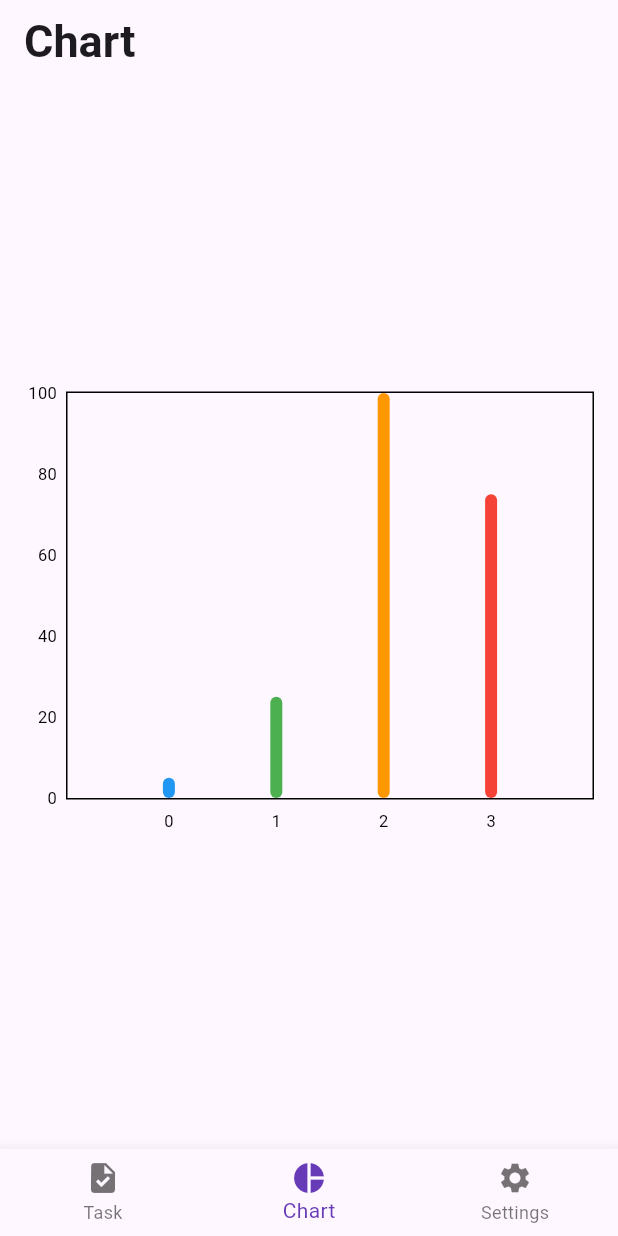
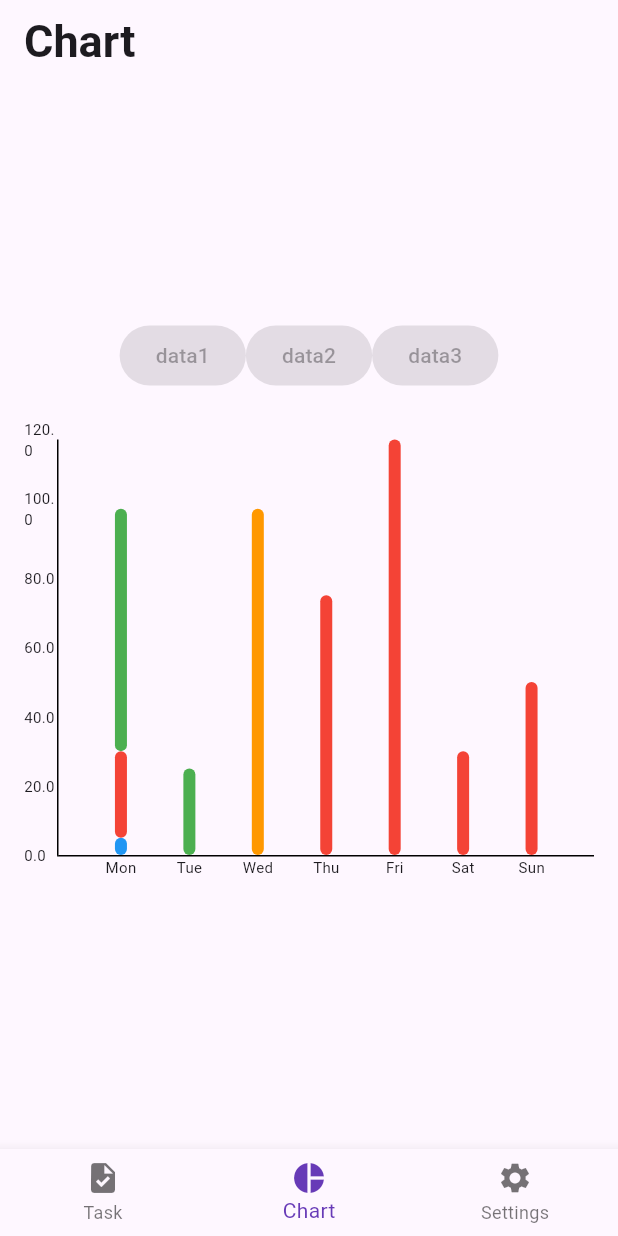
Before and after one commit to liulichen0603/daily-completion, a Flutter app: the screen it shows after launch, item 2 of the bottom bar chosen, on a phone screen of 412 x 824 dp. Run offline on Flutter 3.47's test engine with Material 3 defaults, Android fonts, the light colour scheme and no system bars; drawn by our look-alikes of fl_chart.

Commit message:
update impl for chart tab

```diff
--- /dev/null
+++ b/lib/base/datetime_utils.dart
@@ -0,0 +1,25 @@
+// datetime_utils.dart
+
+class DateTimeUtils {
+  static bool isSameDay(DateTime dt1, DateTime dt2) {
+    return dt1.year == dt2.year && dt1.month == dt2.month && dt1.day == dt2.day;
+  }
+
+  static bool isSameMonth(DateTime dt1, DateTime dt2) {
+    return dt1.year == dt2.year && dt1.month == dt2.month;
+  }
+
+  static bool isSameYear(DateTime dt1, DateTime dt2) {
+    return dt1.year == dt2.year;
+  }
+
+  static bool isSameWeek(DateTime dt1, DateTime dt2) {
+    if (dt1.year != dt2.year) {
+      return false;
+    }
+
+    int weekNumber1 = dt1.difference(DateTime(dt1.year, 1, 1)).inDays ~/ 7;
+    int weekNumber2 = dt2.difference(DateTime(dt2.year, 1, 1)).inDays ~/ 7;
+    return weekNumber1 == weekNumber2;
+  }
+}
--- a/lib/data/task_info.dart
+++ b/lib/data/task_info.dart
@@ -44,6 +44,7 @@ class TaskInfo {
   bool completed;
   String title;
   String description;
+  DateTime createdTime;
   TaskCatagory catagory;
 
   TaskInfo.withId({
@@ -51,12 +52,14 @@ class TaskInfo {
     required this.completed,
     required this.title,
     required this.description,
+    required this.createdTime,
     required this.catagory,
   });
   TaskInfo({
     required this.completed,
     required this.title,
     required this.description,
+    required this.createdTime,
     required this.catagory,
   }) : id = _incId++;
 
@@ -66,6 +69,7 @@ class TaskInfo {
       'completed': completed,
       'title': title,
       'description': description,
+      'createdTime': createdTime.toString(),
       'catagory': catagory.toJson(),
     };
   }
@@ -76,13 +80,14 @@ class TaskInfo {
       completed: json['completed'],
       title: json['title'],
       description: json['description'],
+      createdTime: DateTime.parse(json['createdTime']),
       catagory: TaskCatagory.fromJson(json['catagory'] as Map<String, dynamic>),
     );
   }
 
   @override
   String toString() {
-    return 'TaskInfo{id: $id, completed: $completed, title: $title, description: $description, catagory: $catagory}';
+    return 'TaskInfo{id: $id, completed: $completed, title: $title, description: $description, createdTime: $createdTime, catagory: $catagory}';
   }
 }
 
--- a/lib/main.dart
+++ b/lib/main.dart
@@ -59,7 +59,7 @@ class _HomePageState extends State<HomePage> {
     TaskModelStorage taskModelStorage = TaskModelStorage(accId: '1');
     List<Widget> widgetOptions = <Widget>[
       TaskTab(taskModelStorage: taskModelStorage),
-      const ChartTab(),
+      ChartTab(taskModelStorage: taskModelStorage),
       SettingsTab(taskModelStorage: taskModelStorage),
     ];
 
--- a/lib/ui/chart_tab.dart
+++ b/lib/ui/chart_tab.dart
@@ -1,34 +1,140 @@
+import 'package:daily_completion/base/datetime_utils.dart';
+import 'package:daily_completion/data/task_info.dart';
+import 'package:daily_completion/data/task_storage.dart';
+import 'package:fl_chart/fl_chart.dart';
 import 'package:flutter/material.dart';
-import 'package:fl_chart/fl_chart.dart';
 
-class ChartTab extends StatelessWidget {
+enum TimePeriodSelect {
+  day,
+  week,
+  month,
+  year,
+  total,
+}
+
+class ChartTab extends StatefulWidget {
+  const ChartTab({super.key, required this.taskModelStorage});
+
+  final TaskModelStorage taskModelStorage;
+
+  @override
+  State<ChartTab> createState() => _ChartTabState();
+}
+
+class _ChartTabState extends State<ChartTab> {
+  final TimePeriodSelect _timePeriodSelect = TimePeriodSelect.day;
+
+  Future<List<TaskInfo>> _readTaskList() async {
+    return await widget.taskModelStorage.readTaskList();
+  }
+
+  Future<List<int>> _getGroupData() async {
+    List<TaskInfo> taskList = await _readTaskList();
+    List<int> groupData = [];
+
+    Function dateComparison = <bool>(DateTime dt1, DateTime dt2) => true;
+    switch (_timePeriodSelect) {
+      case TimePeriodSelect.day:
+        dateComparison = DateTimeUtils.isSameDay;
+        break;
+      case TimePeriodSelect.week:
+        dateComparison = DateTimeUtils.isSameWeek;
+        break;
+      case TimePeriodSelect.month:
+        dateComparison = DateTimeUtils.isSameMonth;
+        break;
+      case TimePeriodSelect.year:
+        dateComparison = DateTimeUtils.isSameYear;
+        break;
+      case TimePeriodSelect.total:
+      default:
+        break;
+    }
+
+    DateTime now = DateTime.now();
+
+    taskList.forEach((task) {
+      if (dateComparison(now, task.createdTime)) {
+        groupData.add(task.id);
+      }
+    });
+
+    return groupData;
+  }
+
   @override
   Widget build(BuildContext context) {
-    return Center(
-      child: Container(
+    return const Column(
+      mainAxisAlignment: MainAxisAlignment.center,
+      children: [
+        TimePeriodSelection(),
+        SizedBox(
+          height: 16.0,
+        ),
+        BarChartView(),
+      ],
+    );
+  }
+}
+
+class TimePeriodSelection extends StatelessWidget {
+  const TimePeriodSelection({
+    super.key,
+  });
+
+  @override
+  Widget build(BuildContext context) {
+    return const Row(
+      mainAxisAlignment: MainAxisAlignment.center,
+      children: [
+        ElevatedButton(
+          onPressed: null,
+          child: Text('data1'),
+        ),
+        ElevatedButton(
+          onPressed: null,
+          child: Text('data2'),
+        ),
+        ElevatedButton(
+          onPressed: null,
+          child: Text('data3'),
+        ),
+      ],
+    );
+  }
+}
+
+class BarChartView extends StatelessWidget {
+  const BarChartView({
+    super.key,
+  });
+
+  @override
+  Widget build(BuildContext context) {
+    return Container(
       height: 300,
-        margin: EdgeInsets.all(16),
+      margin: const EdgeInsets.all(16),
       child: BarChart(
         BarChartData(
-            barGroups: _createSampleData(),
-            titlesData: FlTitlesData(
-              leftTitles: SideTitles(showTitles: true),
-              bottomTitles: SideTitles(showTitles: true),
-            ),
-          ),
-        ),
-      ),
-    );
-  }
-
-  List<BarChartGroupData> _createSampleData() {
-    return [
+          barGroups: [
             BarChartGroupData(
               x: 0,
+              groupVertically: true,
               barRods: [
                 BarChartRodData(
-            y: 5,
+                  fromY: 0,
+                  toY: 5,
                   color: Colors.blue,
+                ),
+                BarChartRodData(
+                  fromY: 5,
+                  toY: 30,
+                  color: Colors.red,
+                ),
+                BarChartRodData(
+                  fromY: 30,
+                  toY: 100,
+                  color: Colors.green,
                 ),
               ],
             ),
@@ -36,7 +142,7 @@ class ChartTab extends StatelessWidget {
               x: 1,
               barRods: [
                 BarChartRodData(
-            y: 25,
+                  toY: 25,
                   color: Colors.green,
                 ),
               ],
@@ -45,7 +151,7 @@ class ChartTab extends StatelessWidget {
               x: 2,
               barRods: [
                 BarChartRodData(
-            y: 100,
+                  toY: 100,
                   color: Colors.orange,
                 ),
               ],
@@ -54,24 +160,103 @@ class ChartTab extends StatelessWidget {
               x: 3,
               barRods: [
                 BarChartRodData(
-            y: 75,
+                  toY: 75,
                   color: Colors.red,
                 ),
               ],
             ),
-    ];
-  }
+            BarChartGroupData(
+              x: 4,
+              barRods: [
+                BarChartRodData(
+                  toY: 120,
+                  color: Colors.red,
+                ),
+              ],
+            ),
+            BarChartGroupData(
+              x: 5,
+              barRods: [
+                BarChartRodData(
+                  toY: 30,
+                  color: Colors.red,
+                ),
+              ],
+            ),
+            BarChartGroupData(
+              x: 6,
+              barRods: [
+                BarChartRodData(
+                  toY: 50,
+                  color: Colors.red,
+                ),
+              ],
+            ),
+          ],
+          borderData: FlBorderData(
+            border: const Border(
+              bottom: BorderSide(),
+              left: BorderSide(),
+            ),
+          ),
+          gridData: const FlGridData(show: false),
+          titlesData: FlTitlesData(
+            leftTitles: AxisTitles(
+              sideTitles: SideTitles(
+                showTitles: true,
+                // interval: 1,
+                getTitlesWidget: (value, meta) {
+                  return Text(
+                    value.toString(),
+                    style: const TextStyle(fontSize: 10),
+                  );
+                },
+              ),
+            ),
+            bottomTitles: AxisTitles(
+                sideTitles: SideTitles(
+              showTitles: true,
+              getTitlesWidget: (value, meta) {
+                String text = '';
+                switch (value.toInt()) {
+                  case 0:
+                    text = 'Mon';
+                    break;
+                  case 1:
+                    text = 'Tue';
+                    break;
+                  case 2:
+                    text = 'Wed';
+                    break;
+                  case 3:
+                    text = 'Thu';
+                    break;
+                  case 4:
+                    text = 'Fri';
+                    break;
+                  case 5:
+                    text = 'Sat';
+                    break;
+                  case 6:
+                    text = 'Sun';
+                    break;
                 }
 
-void main() {
-  runApp(
-    MaterialApp(
-      home: Scaffold(
-        appBar: AppBar(
-          title: Text('Fl Chart Example'),
+                return Text(
+                  text,
+                  style: const TextStyle(fontSize: 10),
+                );
+              },
+            )),
+            topTitles: const AxisTitles(
+              sideTitles: SideTitles(showTitles: false),
             ),
-        body: ChartTab(),
+            rightTitles: const AxisTitles(
+              sideTitles: SideTitles(showTitles: false),
+            ),
+          ),
         ),
       ),
     );
   }
+}
--- a/lib/ui/task_tab.dart
+++ b/lib/ui/task_tab.dart
@@ -185,6 +185,7 @@ class _NewTaskPageState extends State<NewTaskPage> {
       completed: _isCompleted,
       title: _titleController.text,
       description: _descController.text,
+      createdTime: DateTime.now(),
       catagory: TaskCatagory(description: _catagoryController.text),
     );
     Navigator.pop(context, newTaskInfo);
```
Lines whose indentation alone changed are shown as unchanged.
